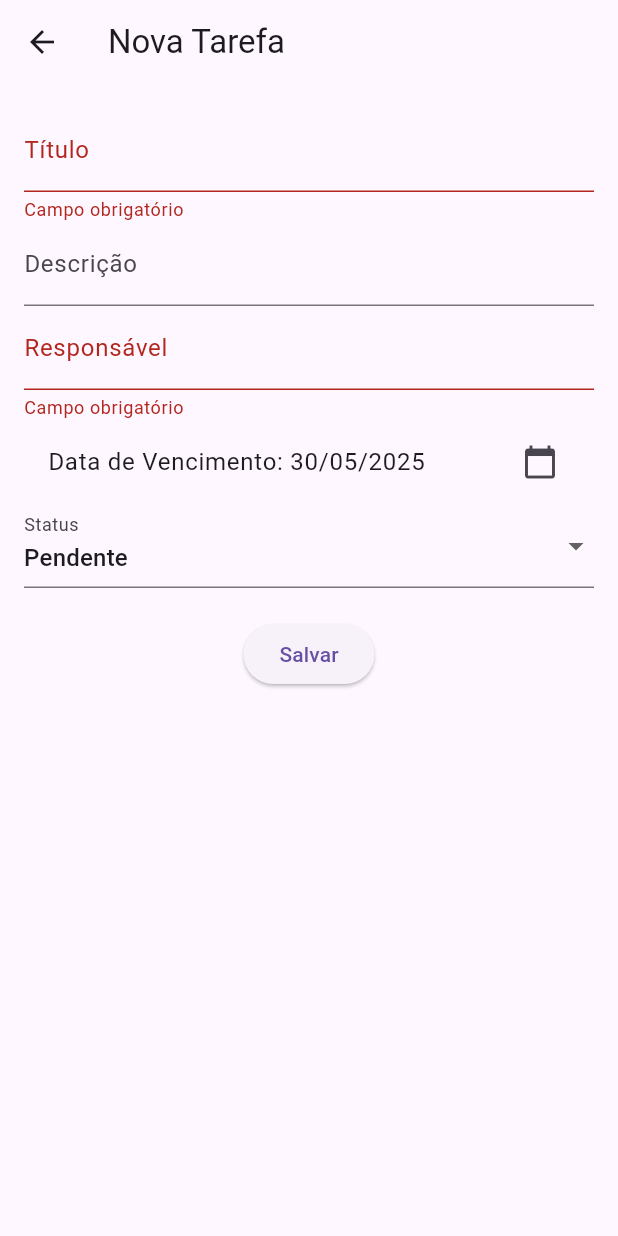
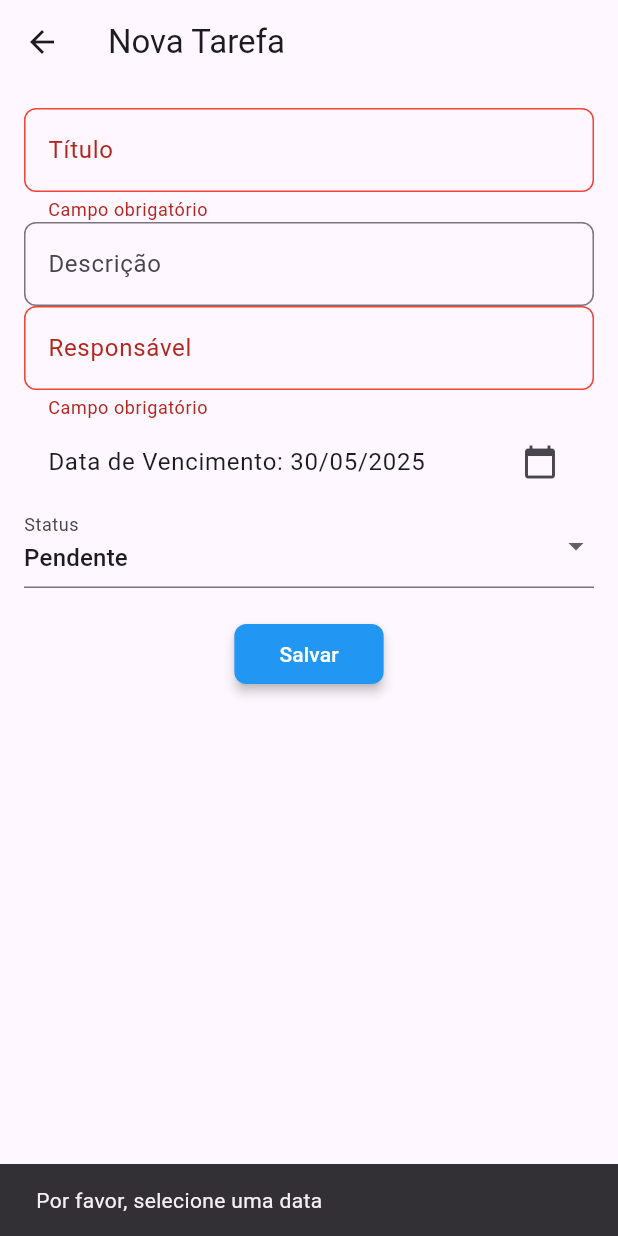
Before and after one commit to VituFelipe/task_easy, a Flutter app: the TaskFormScreen screen opened directly, after a tap on "Salvar", on a phone screen of 412 x 824 dp. Run offline on Flutter 3.47's test engine with Material 3 defaults, Android fonts, the phone set to English and light mode, and no system bars; our stand-ins replace sqflite; accounts and stored records are empty.

Commit message:
Estilizando bordas melhoria visual/estetica

```diff
--- a/lib/screens/task_form_screen.dart
+++ b/lib/screens/task_form_screen.dart
@@ -54,18 +54,43 @@ class _TaskFormScreenState extends State<TaskFormScreen> {
             children: [
               TextFormField(
                 initialValue: _title,
-                decoration: InputDecoration(labelText: 'Título'),
+                decoration: InputDecoration(
+                  labelText: 'Título',
+                  border: OutlineInputBorder(borderRadius: BorderRadius.circular(8)),
+                  errorBorder: OutlineInputBorder(
+                    borderSide: BorderSide(color: Colors.red),
+                    borderRadius: BorderRadius.circular(8),
+                  ),
+                  focusedErrorBorder: OutlineInputBorder(
+                    borderSide: BorderSide(color: Colors.red),
+                    borderRadius: BorderRadius.circular(8),
+                    ),
+                  ),
                 validator: (value) => value!.isEmpty ? 'Campo obrigatório' : null,
                 onSaved: (value) => _title = value!,
               ),
               TextFormField(
                 initialValue: _description,
-                decoration: InputDecoration(labelText: 'Descrição'),
+                decoration: InputDecoration(
+                  labelText: 'Descrição',
+                  border: OutlineInputBorder(borderRadius: BorderRadius.circular(8)),
+                ),
                 onSaved: (value) => _description = value!,
               ),
               TextFormField(
                 initialValue: _assignee,
-                decoration: InputDecoration(labelText: 'Responsável'),
+                decoration: InputDecoration(
+                  labelText: 'Responsável',
+                  border: OutlineInputBorder(borderRadius: BorderRadius.circular(8)),
+                  errorBorder: OutlineInputBorder(
+                    borderSide: BorderSide(color: Colors.red),
+                    borderRadius: BorderRadius.circular(8),
+                  ),
+                  focusedErrorBorder: OutlineInputBorder(
+                    borderSide: BorderSide(color: Colors.red),
+                    borderRadius: BorderRadius.circular(8),
+                  ),
+                ),
                 validator: (value) => value!.isEmpty ? 'Campo obrigatório' : null,
                 onSaved: (value) => _assignee = value!,
               ),
@@ -100,9 +125,18 @@ class _TaskFormScreenState extends State<TaskFormScreen> {
                       provider.updateTask(task);
                     }
                     Navigator.pop(context);
+                  } else {
+                    ScaffoldMessenger.of(context).showSnackBar(SnackBar(content: Text('Por favor, selecione uma data')));
                   }
                 },
-                child: Text(widget.task == null ? 'Salvar' : 'Atualizar'),
+                style: ElevatedButton.styleFrom(
+                  backgroundColor: Colors.blue,
+                  foregroundColor: Colors.white,
+                  padding: EdgeInsetsDirectional.symmetric(horizontal: 30, vertical: 10),
+                  shape: RoundedRectangleBorder(borderRadius: BorderRadius.circular(8)),
+                  elevation: 3,
+                ),
+                child: Text(widget.task == null ? 'Salvar' : 'Atualizar', style: TextStyle(fontSize: 14),),
               ),
             ],
           ),
--- a/lib/screens/task_list_screen.dart
+++ b/lib/screens/task_list_screen.dart
@@ -61,11 +61,23 @@ class _TaskListScreenState extends State<TaskListScreen> {
             itemBuilder: (BuildContext context) => <PopupMenuEntry<MenuOption>>[
               PopupMenuItem<MenuOption>(
                 value: MenuOption.clearAll,
-                child: Text('Limpar todas as tarefas'),
+                child: Row(
+                  children: [
+                    Icon(Icons.delete_sweep, color: Colors.red),
+                    SizedBox(width: 8),
+                    Text('Limpar todas as tarefas'),
+                  ],
+                ),
               ),
               PopupMenuItem<MenuOption>(
                 value: MenuOption.exportTasks,
-                child: Text('Exportar tarefas'),
+                child:Row(
+                  children: [
+                    Icon(Icons.download, color: Colors.blue),
+                    SizedBox(width: 8),
+                    Text('Exportar tarefas'),
+                  ],
+                ),
               ),
               PopupMenuItem<MenuOption>(
                 value: MenuOption.toggleTheme,
```
